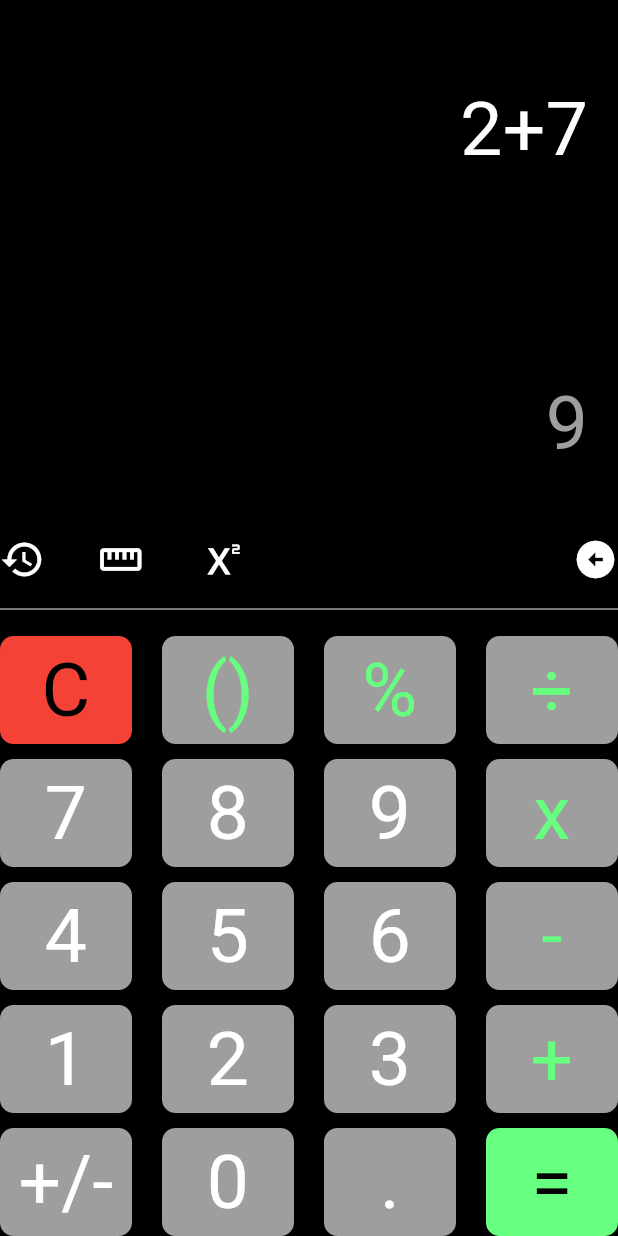
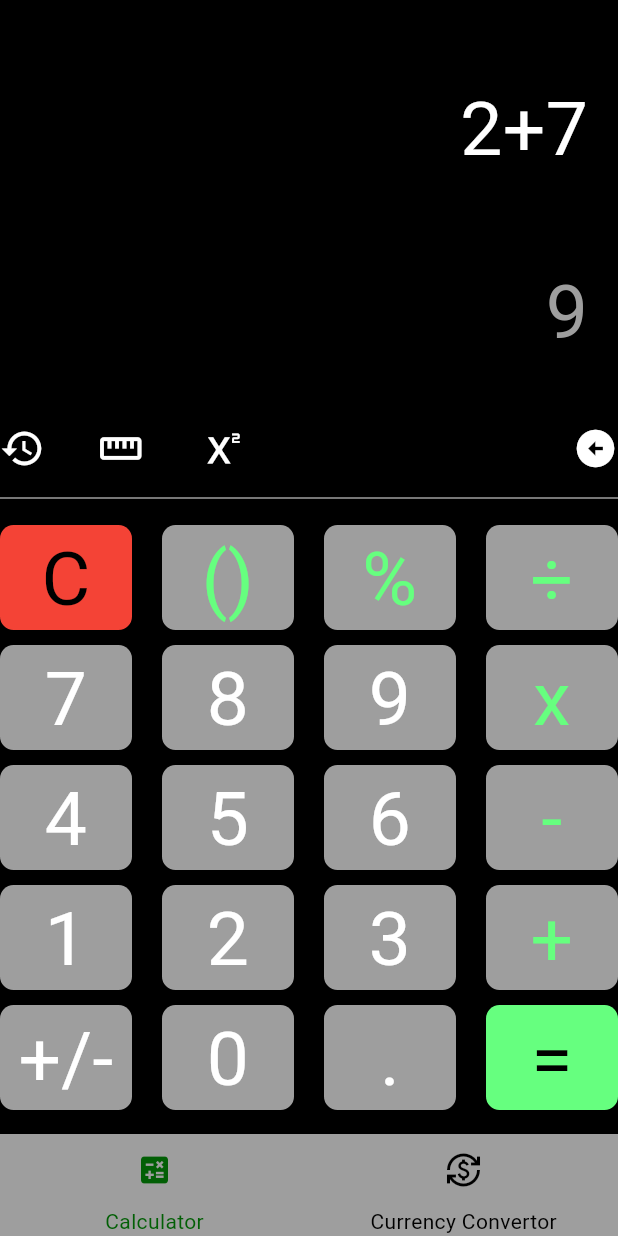
Before and after one commit to razanBadawy/math2money, a Flutter app: the screen it shows after launch, on a phone screen of 412 x 824 dp. Run offline on Flutter 3.47's test engine with Material 3 defaults, Android fonts, the phone set to English and light mode, and no system bars; our stand-ins replace go_router.

Commit message:
add currency converter screen

```diff
--- a/lib/screens/calculator.screen.dart
+++ b/lib/screens/calculator.screen.dart
@@ -20,13 +20,14 @@ class CalculatorScreen extends StatelessWidget {
             SolutionWidget(),
             SizedBox(height: 40.0),
 
-            OptionsWidget(),
+            OptionsWidget(isOption: true,),
 
             SizedBox(height: 10.0),
             Divider(thickness: 1.0, color: Colors.grey),
             SizedBox(height: 10),
 
-            CalcButtonsWidget(),
+            CalcButtonsWidget(isOperation: true),
+            SizedBox(height: 20),
           ],
         ),
       ),
--- /dev/null
+++ b/lib/screens/navbar.screen.dart
@@ -0,0 +1,37 @@
+import 'package:flutter/material.dart';
+import 'package:math2money/widgets/nav_bar_button.widget.dart';
+
+class NavbarScreen extends StatelessWidget {
+  const NavbarScreen({super.key, required this.screen, required this.index});
+  final Widget screen;
+  final int index;
+
+  @override
+  Widget build(BuildContext context) {
+    return Scaffold(
+      body: screen,
+
+      bottomNavigationBar: Container(
+        color: Colors.grey,
+        child: SafeArea(
+          child: Row(
+            children: [
+              NavBarButtonWidget(
+                label: 'Calculator',
+                icon: Icons.calculate,
+                routingName: 'calculator',
+                isSelected: index == 0,
+              ),
+              NavBarButtonWidget(
+                label: 'Currency Convertor',
+                icon: Icons.currency_exchange,
+                routingName: 'currency-converter',
+                isSelected: index == 1,
+              ),
+            ],
+          ),
+        ),
+      ),
+    );
+  }
+}
--- a/lib/widgets/calc_button.widget.dart
+++ b/lib/widgets/calc_button.widget.dart
@@ -16,6 +16,7 @@ class CalcButtonWidget extends StatelessWidget {
   Widget build(BuildContext context) {
     return Expanded(
       child: Container(
+        height: 70,
         decoration: BoxDecoration(
           color: boxColor,
           borderRadius: BorderRadius.circular(9),
--- a/lib/widgets/calc_buttons.widget.dart
+++ b/lib/widgets/calc_buttons.widget.dart
@@ -2,7 +2,8 @@ import 'package:flutter/material.dart';
 import 'package:math2money/widgets/calc_button.widget.dart';
 
 class CalcButtonsWidget extends StatelessWidget {
-  const CalcButtonsWidget({super.key});
+  final bool isOperation;
+  const CalcButtonsWidget({super.key, required this.isOperation});
 
   @override
   Widget build(BuildContext context) {
@@ -16,7 +17,7 @@ class CalcButtonsWidget extends StatelessWidget {
               boxColor: Colors.red,
               content: 'C',
             ),
-
+            if (isOperation == true) ...[
               SizedBox(width: 20),
 
               CalcButtonWidget(
@@ -40,6 +41,7 @@ class CalcButtonsWidget extends StatelessWidget {
                 boxColor: Colors.grey,
                 content: '÷',
               ),
+            ],
           ],
         ),
 
@@ -69,13 +71,14 @@ class CalcButtonsWidget extends StatelessWidget {
               boxColor: Colors.grey,
               content: '9',
             ),
-
+            if (isOperation == true) ...[
               SizedBox(width: 20),
               CalcButtonWidget(
                 labelColor: Color(0xfff66ff7f),
                 boxColor: Colors.grey,
                 content: 'x',
               ),
+            ],
           ],
         ),
 
@@ -105,13 +108,14 @@ class CalcButtonsWidget extends StatelessWidget {
               boxColor: Colors.grey,
               content: '6',
             ),
-
+            if (isOperation == true) ...[
               SizedBox(width: 20),
               CalcButtonWidget(
                 labelColor: Color(0xfff66ff7f),
                 boxColor: Colors.grey,
                 content: '-',
               ),
+            ],
           ],
         ),
 
@@ -140,13 +144,14 @@ class CalcButtonsWidget extends StatelessWidget {
               boxColor: Colors.grey,
               content: '3',
             ),
-
+            if (isOperation == true) ...[
               SizedBox(width: 20),
               CalcButtonWidget(
                 labelColor: Color(0xfff66ff7f),
                 boxColor: Colors.grey,
                 content: '+',
               ),
+            ],
           ],
         ),
 
@@ -155,13 +160,16 @@ class CalcButtonsWidget extends StatelessWidget {
         Row(
           mainAxisAlignment: MainAxisAlignment.spaceEvenly,
           children: [
+            if (isOperation == true) ...[
               CalcButtonWidget(
+
                 labelColor: Colors.white,
                 boxColor: Colors.grey,
                 content: '+/-',
               ),
+              SizedBox(width: 20),
+            ],
 
-            SizedBox(width: 20),
             CalcButtonWidget(
               labelColor: Colors.white,
               boxColor: Colors.grey,
@@ -175,14 +183,15 @@ class CalcButtonsWidget extends StatelessWidget {
               content: '.',
             ),
 
+            if (isOperation == true) ...[
               SizedBox(width: 20),
-
               CalcButtonWidget(
                 labelColor: Colors.black,
                 boxColor: Color(0xfff66ff7f),
                 content: '=',
               ),
             ],
+          ],
         ),
       ],
     );
--- /dev/null
+++ b/lib/widgets/nav_bar_button.widget.dart
@@ -0,0 +1,43 @@
+import 'package:flutter/material.dart';
+import 'package:go_router/go_router.dart';
+
+class NavBarButtonWidget extends StatelessWidget {
+  const NavBarButtonWidget({
+    super.key,
+    required this.label,
+    required this.icon,
+    required this.routingName,
+    required this.isSelected,
+  });
+  final String label;
+  final IconData icon;
+  final String routingName;
+  final bool isSelected;
+
+  @override
+  Widget build(BuildContext context) {
+    return Expanded(
+      child: Column(
+        mainAxisSize: MainAxisSize.min,
+        children: [
+          IconButton(
+            icon: Icon(icon),
+            color: isSelected
+                ? const Color.fromARGB(255, 2, 95, 5)
+                : Colors.black,
+
+            onPressed: () {
+              context.goNamed(routingName);
+            },
+          ),
+          Text(
+            label,
+            style: TextStyle(
+              color: isSelected ? Color.fromARGB(255, 2, 95, 5) : Colors.black,
+            ),
+          ),
+        ],
+      ),
+    );
+  }
+}
--- a/lib/widgets/options.widget.dart
+++ b/lib/widgets/options.widget.dart
@@ -1,19 +1,22 @@
 import 'package:flutter/material.dart';
 
 class OptionsWidget extends StatelessWidget {
-const OptionsWidget({ Key? key }) : super(key: key);
+  final bool isOption;
+  const OptionsWidget({Key? key, required this.isOption}) : super(key: key);
 
   @override
-  Widget build(BuildContext context){
+  Widget build(BuildContext context) {
     return Row(
       mainAxisAlignment: MainAxisAlignment.spaceBetween,
       children: [
+        if (isOption == true) ...[
           Icon(Icons.history, size: 30.0, color: Colors.white),
           Icon(Icons.straighten, size: 30.0, color: Colors.white),
           Icon(Icons.superscript, size: 30.0, color: Colors.white),
           SizedBox(width: 150.0),
           Icon(Icons.arrow_circle_left, size: 30.0, color: Colors.white),
         ],
+      ],
     );
   }
 }
```
Also changed, not shown: lib/screens/currency_convertor.screen.dart (added, +62 -0 lines), lib/widgets/conv_result.widget.dart (added, +44 -0 lines), lib/widgets/from_button.widget.dart (added, +41 -0 lines), lib/widgets/operation_convertor.widget.dart (added, +29 -0 lines), lib/widgets/to_button.widget.dart (added, +40 -0 lines), lib/config/router.config.dart, lib/widgets/conv_body_buttons.widget.dart (added). Lines whose indentation alone changed are shown as unchanged.
